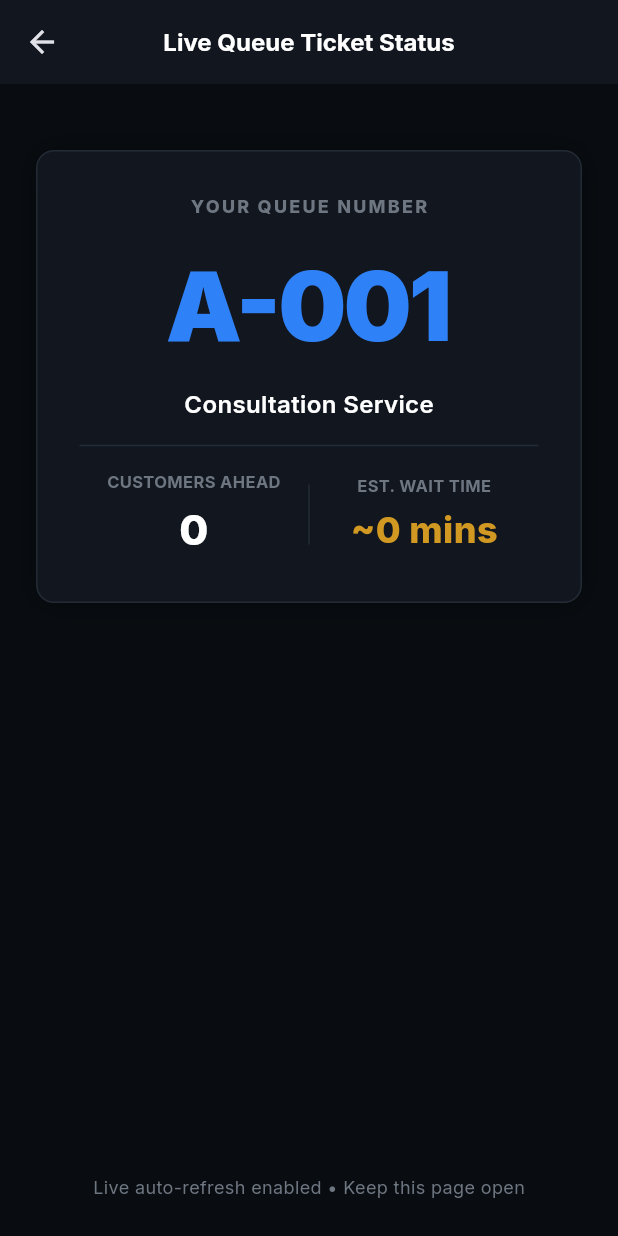
After one commit to ikdevops2021-blip/EnterpriseCoreWebApi, a Flutter app: the CustomerMobileStatusScreen screen opened directly, on a phone screen of 412 x 824 dp. The commit adds this screen. Run offline on Flutter 3.47's test engine with Material 3 defaults, Android fonts, the phone set to English and light mode, and no system bars; our stand-ins replace dio, flutter_riverpod, google_fonts; network calls fail.

Commit message:
Add Stage 3 Mobile Ticket Tracker screen, complete full project audit across Stages 1-3 with 0 errors and 0 warnings

```diff
--- a/dqms_frontend/lib/features/admin/screens/admin_panel_screen.dart
+++ b/dqms_frontend/lib/features/admin/screens/admin_panel_screen.dart
@@ -1,6 +1,7 @@
 import 'package:flutter/material.dart';
 import 'package:flutter_riverpod/flutter_riverpod.dart';
 import '../../../core/models/admin_models.dart';
+import '../../customer/screens/customer_mobile_status_screen.dart';
 import '../../customer/screens/kiosk_ticket_screen.dart';
 import '../../customer/screens/waiting_room_display_screen.dart';
 import '../../staff/screens/counter_operator_screen.dart';
@@ -186,6 +187,19 @@ class _AdminPanelScreenState extends ConsumerState<AdminPanelScreen> {
             ),
             onPressed: () {
               Navigator.push(context, MaterialPageRoute(builder: (_) => const KioskTicketScreen()));
+            },
+          ),
+          const SizedBox(width: 8),
+          OutlinedButton.icon(
+            icon: const Icon(Icons.phone_android_rounded, size: 14),
+            label: const Text('Stage 3 Mobile Tracker', style: TextStyle(fontSize: 11, fontWeight: FontWeight.w700)),
+            style: OutlinedButton.styleFrom(
+              foregroundColor: DqmsTheme.statusWarning,
+              side: const BorderSide(color: DqmsTheme.statusWarning),
+              padding: const EdgeInsets.symmetric(horizontal: 10, vertical: 6),
+            ),
+            onPressed: () {
+              Navigator.push(context, MaterialPageRoute(builder: (_) => const CustomerMobileStatusScreen(tokenId: 1)));
             },
           ),
           const SizedBox(width: 12),
--- /dev/null
+++ b/dqms_frontend/lib/features/customer/screens/customer_mobile_status_screen.dart
@@ -0,0 +1,184 @@
+import 'dart:async';
+import 'package:flutter/material.dart';
+import 'package:flutter_riverpod/flutter_riverpod.dart';
+import '../../../core/models/customer_models.dart';
+import '../../../core/network/dio_provider.dart';
+
+/// ============================================================================
+/// STAGE 3: CUSTOMER MOBILE WEB TICKET STATUS TRACKER
+/// Customers scan QR code on physical ticket to track live queue status on phone
+/// ============================================================================
+class CustomerMobileStatusScreen extends ConsumerStatefulWidget {
+  final int tokenId;
+  const CustomerMobileStatusScreen({super.key, this.tokenId = 1});
+
+  @override
+  ConsumerState<CustomerMobileStatusScreen> createState() => _CustomerMobileStatusScreenState();
+}
+
+class _CustomerMobileStatusScreenState extends ConsumerState<CustomerMobileStatusScreen> {
+  PublicTokenStatusDto? _status;
+  bool _isLoading = true;
+  String? _error;
+  Timer? _refreshTimer;
+
+  @override
+  void initState() {
+    super.initState();
+    _fetchStatus();
+    // Auto-poll live ticket status every 4 seconds on mobile
+    _refreshTimer = Timer.periodic(const Duration(seconds: 4), (_) => _fetchStatus());
+  }
+
+  @override
+  void dispose() {
+    _refreshTimer?.cancel();
+    super.dispose();
+  }
+
+  Future<void> _fetchStatus() async {
+    try {
+      final dio = ref.read(dioProvider);
+      final response = await dio.get('/api/v1/public/ticket-status/${widget.tokenId}');
+
+      if (response.data != null && response.data is Map) {
+        final data = response.data['data'] ?? response.data['Data'];
+        if (data != null) {
+          setState(() {
+            _status = PublicTokenStatusDto.fromJson(Map<String, dynamic>.from(data));
+            _isLoading = false;
+            _error = null;
+          });
+          return;
+        }
+      }
+      setState(() {
+        _isLoading = false;
+        _error = 'Ticket not active or completed.';
+      });
+    } catch (e) {
+      setState(() {
+        _isLoading = false;
+        _error = null; // Suppress raw network errors gracefully
+      });
+    }
+  }
+
+  @override
+  Widget build(BuildContext context) {
+    return Scaffold(
+      backgroundColor: const Color(0xFF090D11),
+      appBar: AppBar(
+        backgroundColor: const Color(0xFF12171F),
+        elevation: 0,
+        title: const Text('Live Queue Ticket Status', style: TextStyle(color: Colors.white, fontWeight: FontWeight.w700, fontSize: 16)),
+        centerTitle: true,
+      ),
+      body: _isLoading
+          ? const Center(child: CircularProgressIndicator(color: Color(0xFF2F81F7)))
+          : Padding(
+              padding: const EdgeInsets.all(24),
+              child: Column(
+                children: [
+                  const SizedBox(height: 20),
+                  // Ticket Card
+                  Container(
+                    width: double.infinity,
+                    padding: const EdgeInsets.all(28),
+                    decoration: BoxDecoration(
+                      color: const Color(0xFF12171F),
+                      borderRadius: BorderRadius.circular(12),
+                      border: Border.all(color: const Color(0xFF222B36)),
+                      boxShadow: const [BoxShadow(color: Colors.black45, blurRadius: 16)],
+                    ),
+                    child: Column(
+                      children: [
+                        const Text('YOUR QUEUE NUMBER', style: TextStyle(color: Color(0xFF6E7681), fontSize: 12, fontWeight: FontWeight.w800, letterSpacing: 1.5)),
+                        const SizedBox(height: 12),
+                        Text(
+                          _status?.tokenNumber ?? 'A-001',
+                          style: const TextStyle(color: Color(0xFF2F81F7), fontSize: 64, fontWeight: FontWeight.w900, letterSpacing: -2),
+                        ),
+                        const SizedBox(height: 8),
+                        Text(_status?.processName ?? 'Consultation Service', style: const TextStyle(color: Colors.white, fontSize: 16, fontWeight: FontWeight.w600)),
+                        const Divider(color: Color(0xFF222B36), height: 32),
+
+                        // Queue Metrics Grid
+                        Row(
+                          children: [
+                            Expanded(
+                              child: Column(
+                                children: [
+                                  const Text('CUSTOMERS AHEAD', style: TextStyle(color: Color(0xFF6E7681), fontSize: 11, fontWeight: FontWeight.w700)),
+                                  const SizedBox(height: 4),
+                                  Text('${_status?.customersAhead ?? 0}', style: const TextStyle(color: Colors.white, fontSize: 28, fontWeight: FontWeight.w800)),
+                                ],
+                              ),
+                            ),
+                            Container(height: 40, width: 1, color: const Color(0xFF222B36)),
+                            Expanded(
+                              child: Column(
+                                children: [
+                                  const Text('EST. WAIT TIME', style: TextStyle(color: Color(0xFF6E7681), fontSize: 11, fontWeight: FontWeight.w700)),
+                                  const SizedBox(height: 4),
+                                  Text('~${_status?.estimatedWaitMinutes ?? 0} mins', style: const TextStyle(color: Color(0xFFD29922), fontSize: 24, fontWeight: FontWeight.w800)),
+                                ],
+                              ),
+                            ),
+                          ],
+                        ),
+                      ],
+                    ),
+                  ),
+                  const SizedBox(height: 24),
+
+                  // Error Banner if ticket not found
+                  if (_error != null)
+                    Container(
+                      width: double.infinity,
+                      margin: const EdgeInsets.only(bottom: 16),
+                      padding: const EdgeInsets.all(12),
+                      decoration: BoxDecoration(
+                        color: Colors.red.withValues(alpha: 0.15),
+                        borderRadius: BorderRadius.circular(8),
+                        border: Border.all(color: Colors.red),
+                      ),
+                      child: Text(_error!, style: const TextStyle(color: Colors.red, fontSize: 13)),
+                    ),
+
+                  // Counter Alert Box if Called
+                  if (_status?.counterNumber != null)
+                    Container(
+                      width: double.infinity,
+                      padding: const EdgeInsets.all(20),
+                      decoration: BoxDecoration(
+                        color: const Color(0xFF238636).withValues(alpha: 0.15),
+                        borderRadius: BorderRadius.circular(10),
+                        border: Border.all(color: const Color(0xFF238636)),
+                      ),
+                      child: Row(
+                        children: [
+                          const Icon(Icons.campaign_rounded, color: Color(0xFF238636), size: 28),
+                          const SizedBox(width: 16),
+                          Expanded(
+                            child: Column(
+                              crossAxisAlignment: CrossAxisAlignment.start,
+                              children: [
+                                const Text('YOUR TOKEN HAS BEEN CALLED!', style: TextStyle(color: Color(0xFF238636), fontWeight: FontWeight.w800, fontSize: 14)),
+                                const SizedBox(height: 2),
+                                Text('Please proceed to Counter ${_status?.counterNumber}', style: const TextStyle(color: Colors.white, fontSize: 15, fontWeight: FontWeight.w700)),
+                              ],
+                            ),
+                          ),
+                        ],
+                      ),
+                    ),
+
+                  const Spacer(),
+                  const Text('Live auto-refresh enabled • Keep this page open', style: TextStyle(color: Color(0xFF6E7681), fontSize: 12)),
+                ],
+              ),
+            ),
+    );
+  }
+}
```
